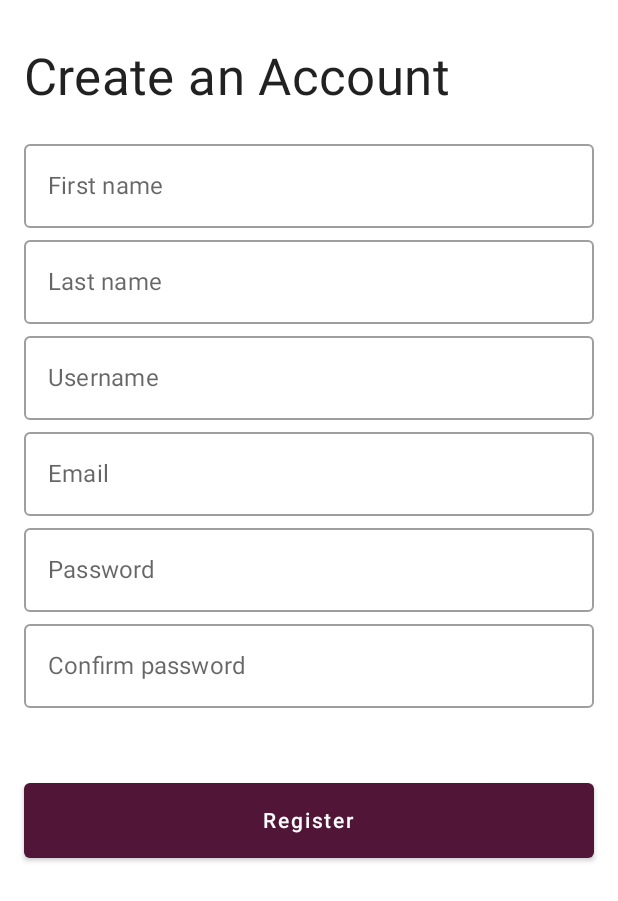
After one commit to AIR-FOI-HR/AIR2226, an Android app built with Jetpack Compose: the composable RegistrationPage shown on its own in the app's theme, on a phone screen of 412 x 824 dp. The commit adds this screen. Shown: the top 901 px of the screen. Run offline under Robolectric (Android 15) with nearby library versions, the phone set to English and light mode, and no system bars.

Commit message:
Added support for user registration

```diff
--- /dev/null
+++ b/Android/app/src/main/java/hr/foi/air/giveaway/navigation/components/registration/RegistrationPage.kt
@@ -0,0 +1,124 @@
+package hr.foi.air.giveaway.navigation.components.registration
+
+import androidx.compose.foundation.layout.Column
+import androidx.compose.foundation.layout.Spacer
+import androidx.compose.foundation.layout.fillMaxSize
+import androidx.compose.foundation.layout.height
+import androidx.compose.foundation.layout.padding
+import androidx.compose.foundation.rememberScrollState
+import androidx.compose.foundation.text.KeyboardOptions
+import androidx.compose.foundation.verticalScroll
+import androidx.compose.material.MaterialTheme
+import androidx.compose.material.Text
+import androidx.compose.runtime.Composable
+import androidx.compose.runtime.getValue
+import androidx.compose.runtime.mutableStateOf
+import androidx.compose.runtime.remember
+import androidx.compose.runtime.setValue
+import androidx.compose.ui.Modifier
+import androidx.compose.ui.graphics.Color
+import androidx.compose.ui.text.input.ImeAction
+import androidx.compose.ui.tooling.preview.Preview
+import androidx.compose.ui.unit.dp
+import hr.foi.air.giveaway.entities.RegistrationBody
+import hr.foi.air.giveaway.ui.components.*
+
+@Composable
+fun RegistrationPage(
+    onSuccessfulRegistration: (newUsername: String) -> Unit
+) {
+    var firstName by remember {
+        mutableStateOf("")
+    }
+    var lastName by remember {
+        mutableStateOf("")
+    }
+    var username by remember {
+        mutableStateOf("")
+    }
+    var email by remember {
+        mutableStateOf("")
+    }
+    var password by remember {
+        mutableStateOf("")
+    }
+    var confirmPassword by remember {
+        mutableStateOf("")
+    }
+    var isAwaitingResponse by remember {
+        mutableStateOf(false)
+    }
+    var errorMessage by remember {
+        mutableStateOf("")
+    }
+
+    Column(
+        modifier = Modifier
+            .fillMaxSize()
+            .padding(16.dp)
+            .verticalScroll(rememberScrollState()),
+    ) {
+        Text(
+            text = "Create an Account",
+            style = MaterialTheme.typography.h4,
+            modifier = Modifier.padding(vertical = 16.dp)
+        )
+
+        if (errorMessage != "") {
+            Text(
+                text = errorMessage,
+                color = Color.Red
+            )
+        }
+
+        StyledTextField(
+            label = "First name",
+            value = firstName,
+            onValueChange = { firstName = it })
+
+        StyledTextField(
+            label = "Last name",
+            value = lastName,
+            onValueChange = { lastName = it })
+
+        StyledTextField(
+            label = "Username",
+            value = username,
+            onValueChange = { username = it })
+
+        StyledTextField(
+            label = "Email",
+            value = email,
+            onValueChange = { email = it })
+
+        PasswordTextField(
+            label = "Password",
+            value = password,
+            onValueChange = { password = it })
+
+        PasswordTextField(
+            label = "Confirm password",
+            value = confirmPassword,
+            onValueChange = { confirmPassword = it },
+            keyboardOptions = KeyboardOptions.Default.copy(imeAction = ImeAction.Done)
+        )
+
+        Spacer(modifier = Modifier.height(50.dp))
+
+        StyledButton(
+            label = "Register",
+            enabled = !isAwaitingResponse,
+            onClick = {
+                val requestBody = RegistrationBody(firstName, lastName, username, email, password, "kupac")
+                onSuccessfulRegistration(username)
+                isAwaitingResponse = false
+            }
+        )
+    }
+}
+
+@Preview
+@Composable
+fun RegistrationPagePreview() {
+    RegistrationPage({})
+}
```
Also changed, not shown: Android/app/src/main/java/hr/foi/air/giveaway/MainActivity.kt (+20 -6 lines), Android/app/src/main/java/hr/foi/air/giveaway/entities/RegistrationBody.kt (added, +10 -0 lines), Android/app/src/main/java/hr/foi/air/giveaway/navigation/components/registration/PostRegistration.kt (added, +44 -0 lines).
